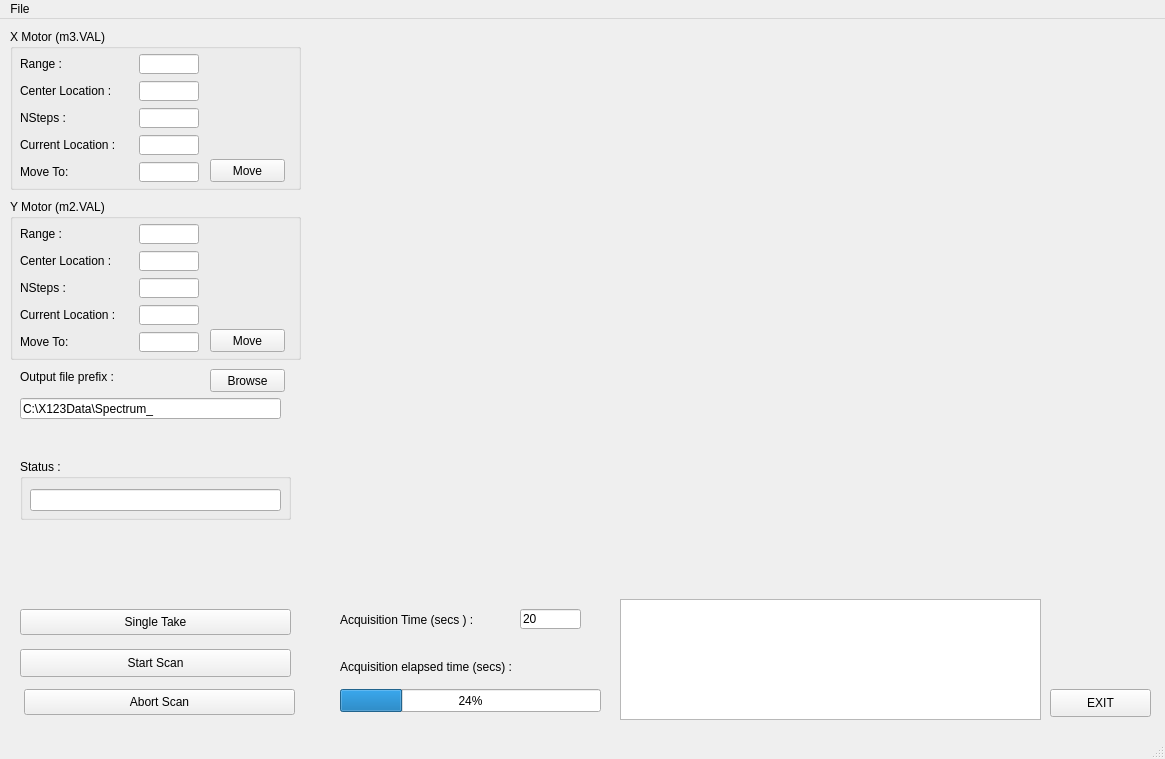
Above: gridscan_mainwin.ui from hgarbeil/pyAmptek before the change. Below: the same form after it.
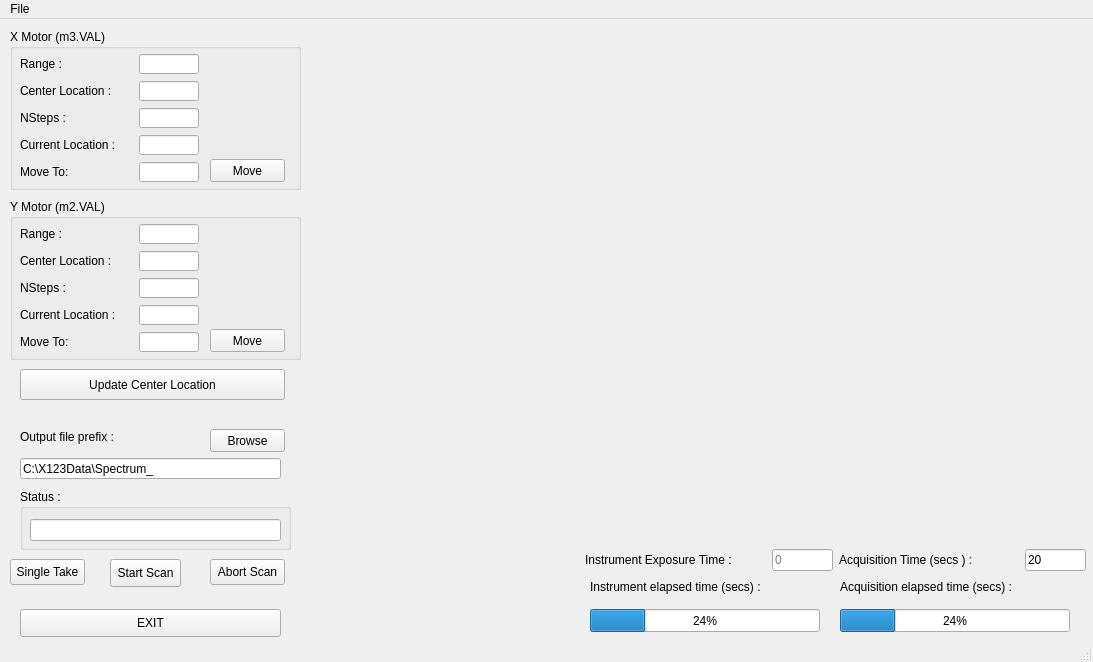
That is the form after the change. Custom widgets are drawn as their Qt base class.

Commit message: timed exposure counting

The edit to the form file:
```diff
--- a/gridscan_mainwin.ui
+++ b/gridscan_mainwin.ui
@@ -6,8 +6,8 @@
    <rect>
     <x>0</x>
     <y>0</y>
-    <width>1165</width>
-    <height>759</height>
+    <width>1093</width>
+    <height>662</height>
    </rect>
   </property>
   <property name="windowTitle">
@@ -170,9 +170,9 @@
    <widget class="QPushButton" name="StartScanButton">
     <property name="geometry">
      <rect>
-      <x>20</x>
-      <y>630</y>
-      <width>271</width>
+      <x>110</x>
+      <y>540</y>
+      <width>71</width>
       <height>28</height>
      </rect>
     </property>
@@ -343,7 +343,7 @@
     <property name="geometry">
      <rect>
       <x>20</x>
-      <y>350</y>
+      <y>410</y>
       <width>101</width>
       <height>16</height>
      </rect>
@@ -356,7 +356,7 @@
     <property name="geometry">
      <rect>
       <x>210</x>
-      <y>350</y>
+      <y>410</y>
       <width>75</width>
       <height>23</height>
      </rect>
@@ -369,7 +369,7 @@
     <property name="geometry">
      <rect>
       <x>20</x>
-      <y>379</y>
+      <y>439</y>
       <width>261</width>
       <height>21</height>
      </rect>
@@ -378,37 +378,11 @@
      <string>C:\X123Data\Spectrum_</string>
     </property>
    </widget>
-   <widget class="QLabel" name="label_12">
-    <property name="geometry">
-     <rect>
-      <x>340</x>
-      <y>590</y>
-      <width>161</width>
-      <height>21</height>
-     </rect>
-    </property>
-    <property name="text">
-     <string>Acquisition Time (secs ) : </string>
-    </property>
-   </widget>
-   <widget class="QLineEdit" name="acquisitionTimeLE">
-    <property name="geometry">
-     <rect>
-      <x>520</x>
-      <y>590</y>
-      <width>61</width>
-      <height>20</height>
-     </rect>
-    </property>
-    <property name="text">
-     <string>20</string>
-    </property>
-   </widget>
    <widget class="QGroupBox" name="groupBox_3">
     <property name="geometry">
      <rect>
       <x>20</x>
-      <y>440</y>
+      <y>470</y>
       <width>271</width>
       <height>61</height>
      </rect>
@@ -430,9 +404,9 @@
    <widget class="QPushButton" name="exitButton">
     <property name="geometry">
      <rect>
-      <x>1050</x>
-      <y>670</y>
-      <width>101</width>
+      <x>20</x>
+      <y>590</y>
+      <width>261</width>
       <height>28</height>
      </rect>
     </property>
@@ -445,17 +419,17 @@
      <rect>
       <x>320</x>
       <y>20</y>
-      <width>831</width>
-      <height>541</height>
+      <width>761</width>
+      <height>491</height>
      </rect>
     </property>
    </widget>
    <widget class="QProgressBar" name="curAcqSecPBar">
     <property name="geometry">
      <rect>
-      <x>340</x>
-      <y>670</y>
-      <width>261</width>
+      <x>840</x>
+      <y>590</y>
+      <width>230</width>
       <height>23</height>
      </rect>
     </property>
@@ -466,8 +440,8 @@
    <widget class="QLabel" name="label_13">
     <property name="geometry">
      <rect>
-      <x>340</x>
-      <y>640</y>
+      <x>840</x>
+      <y>560</y>
       <width>191</width>
       <height>16</height>
      </rect>
@@ -479,9 +453,9 @@
    <widget class="QPushButton" name="singleAcqButton">
     <property name="geometry">
      <rect>
-      <x>20</x>
-      <y>590</y>
-      <width>271</width>
+      <x>10</x>
+      <y>540</y>
+      <width>75</width>
       <height>26</height>
      </rect>
     </property>
@@ -498,9 +472,9 @@
    <widget class="QPushButton" name="abortScanButton">
     <property name="geometry">
      <rect>
-      <x>24</x>
-      <y>670</y>
-      <width>271</width>
+      <x>210</x>
+      <y>540</y>
+      <width>75</width>
       <height>26</height>
      </rect>
     </property>
@@ -514,14 +488,107 @@
      <string>Abort Scan</string>
     </property>
    </widget>
-   <widget class="QTextEdit" name="plotInfoTE">
+   <widget class="QLabel" name="label_15">
     <property name="geometry">
      <rect>
-      <x>620</x>
-      <y>580</y>
-      <width>421</width>
-      <height>121</height>
+      <x>590</x>
+      <y>560</y>
+      <width>191</width>
+      <height>16</height>
      </rect>
+    </property>
+    <property name="text">
+     <string>Instrument elapsed time (secs) :</string>
+    </property>
+   </widget>
+   <widget class="QProgressBar" name="instElapsedTimePB">
+    <property name="geometry">
+     <rect>
+      <x>590</x>
+      <y>590</y>
+      <width>230</width>
+      <height>23</height>
+     </rect>
+    </property>
+    <property name="value">
+     <number>24</number>
+    </property>
+   </widget>
+   <widget class="QWidget" name="layoutWidget">
+    <property name="geometry">
+     <rect>
+      <x>585</x>
+      <y>530</y>
+      <width>501</width>
+      <height>22</height>
+     </rect>
+    </property>
+    <layout class="QHBoxLayout" name="horizontalLayout">
+     <item>
+      <widget class="QLabel" name="label_14">
+       <property name="text">
+        <string>Instrument Exposure Time :</string>
+       </property>
+      </widget>
+     </item>
+     <item>
+      <widget class="QLineEdit" name="instExposLE">
+       <property name="minimumSize">
+        <size>
+         <width>0</width>
+         <height>0</height>
+        </size>
+       </property>
+       <property name="maximumSize">
+        <size>
+         <width>61</width>
+         <height>16777215</height>
+        </size>
+       </property>
+       <property name="placeholderText">
+        <string>0</string>
+       </property>
+      </widget>
+     </item>
+     <item>
+      <widget class="QLabel" name="label_12">
+       <property name="text">
+        <string>Acquisition Time (secs ) : </string>
+       </property>
+      </widget>
+     </item>
+     <item>
+      <widget class="QLineEdit" name="acquisitionTimeLE">
+       <property name="minimumSize">
+        <size>
+         <width>0</width>
+         <height>0</height>
+        </size>
+       </property>
+       <property name="maximumSize">
+        <size>
+         <width>61</width>
+         <height>16777215</height>
+        </size>
+       </property>
+       <property name="text">
+        <string>20</string>
+       </property>
+      </widget>
+     </item>
+    </layout>
+   </widget>
+   <widget class="QPushButton" name="updateCenterButton">
+    <property name="geometry">
+     <rect>
+      <x>20</x>
+      <y>350</y>
+      <width>265</width>
+      <height>31</height>
+     </rect>
+    </property>
+    <property name="text">
+     <string>Update Center Location</string>
     </property>
    </widget>
   </widget>
@@ -530,8 +597,8 @@
     <rect>
      <x>0</x>
      <y>0</y>
-     <width>1165</width>
-     <height>26</height>
+     <width>1093</width>
+     <height>21</height>
     </rect>
    </property>
    <widget class="QMenu" name="menuFile">
```
Left out of the diff: 2 changed lines with no effect on the pictures. The commit also changes 3 other files.
